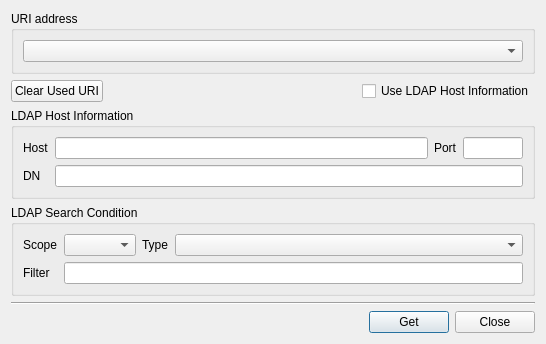
Old version of the form BerEditor/get_uri_dlg.ui in the repository jykim74/BerEditor.
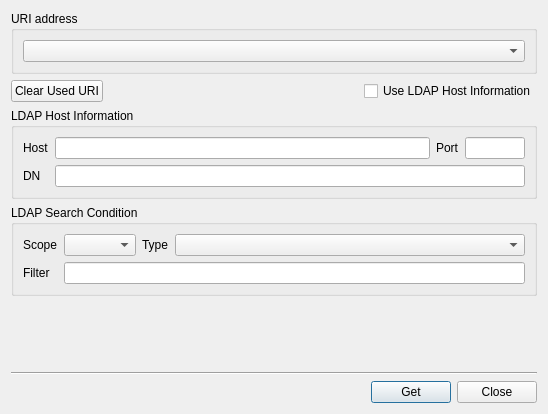
New version of the form.

Patch:
```diff
--- a/BerEditor/get_uri_dlg.ui
+++ b/BerEditor/get_uri_dlg.ui
@@ -6,8 +6,8 @@
    <rect>
     <x>0</x>
     <y>0</y>
-    <width>538</width>
-    <height>339</height>
+    <width>548</width>
+    <height>414</height>
    </rect>
   </property>
   <property name="windowTitle">
```
Left out of the diff: 2 changed lines with no effect on the pictures.
